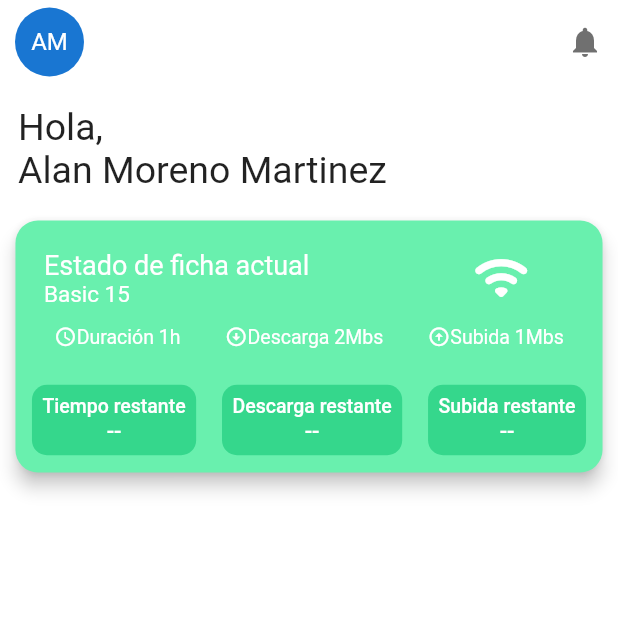
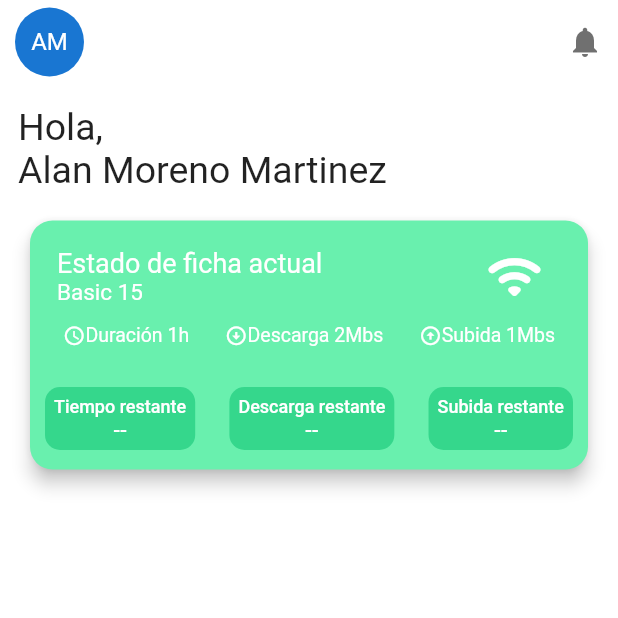
Before and after one commit to blazarnet/zombiapp, a Flutter app: the HomePage screen opened directly, on a phone screen of 412 x 824 dp, the top half of it. Run offline on Flutter 3.47's test engine with Material 2 defaults, Android fonts, the phone set to English and light mode, and no system bars.

Commit message:
Cambios en el widget Card, correciones en los paddings y tamaños, redireccionamiento a la vista StatusTab

```diff
--- a/lib/widgets/card_status_on.dart
+++ b/lib/widgets/card_status_on.dart
@@ -1,4 +1,5 @@
 import 'package:flutter/material.dart';
+import 'package:zombifi_app/src/pages/status_tab.dart';
 
 class CardStatusOnWidget extends StatefulWidget {
   @override
@@ -9,16 +10,23 @@ class _CardStatusOnWidgetState extends State<CardStatusOnWidget> {
   @override
   Widget build(BuildContext context) {
     final size = MediaQuery.of(context).size;
-    return Card(
+    return FlatButton(
+      onPressed: () {
+        final route = MaterialPageRoute(builder: (context) {
+          return StatusTab();
+        });
+        Navigator.push(context, route);
+      },
+      child: Card(
         elevation: 5,
         shape: RoundedRectangleBorder(borderRadius: BorderRadius.circular(15)),
         color: Colors.greenAccent,
         child: Column(
           children: <Widget>[
             Container(
-            width: size.width * .95,
+              width: size.width * 1,
               child: Padding(
-              padding: EdgeInsets.all(11),
+                padding: EdgeInsets.all(10),
                 child: Column(
                   children: <Widget>[
                     Row(
@@ -30,8 +38,8 @@ class _CardStatusOnWidgetState extends State<CardStatusOnWidget> {
                             children: <Widget>[
                               Text(
                                 "Estado de ficha actual",
-                              style:
-                                  TextStyle(color: Colors.white, fontSize: 18),
+                                style: TextStyle(
+                                    color: Colors.white, fontSize: 18),
                               ),
                               Text("Basic 15",
                                   style: TextStyle(
@@ -132,7 +140,7 @@ class _CardStatusOnWidgetState extends State<CardStatusOnWidget> {
                           children: <Widget>[
                             FlatButton(
                                 onPressed: () {},
-                              padding: EdgeInsets.all(7),
+                                padding: EdgeInsets.all(6),
                                 shape: RoundedRectangleBorder(
                                     borderRadius: BorderRadius.circular(10)),
                                 color: Color.fromRGBO(0, 190, 107, 0.5),
@@ -140,10 +148,10 @@ class _CardStatusOnWidgetState extends State<CardStatusOnWidget> {
                                   children: <Widget>[
                                     Text('Tiempo restante',
                                         style: TextStyle(
-                                          color: Colors.white, fontSize: 13)),
+                                            color: Colors.white, fontSize: 12)),
                                     Text('--',
                                         style: TextStyle(
-                                          color: Colors.white, fontSize: 15)),
+                                            color: Colors.white, fontSize: 14)),
                                   ],
                                 )),
                           ],
@@ -152,7 +160,7 @@ class _CardStatusOnWidgetState extends State<CardStatusOnWidget> {
                           children: <Widget>[
                             FlatButton(
                               onPressed: () {},
-                            padding: EdgeInsets.all(7),
+                              padding: EdgeInsets.all(6),
                               shape: RoundedRectangleBorder(
                                   borderRadius: BorderRadius.circular(10)),
                               color: Color.fromRGBO(0, 190, 107, 0.5),
@@ -160,11 +168,11 @@ class _CardStatusOnWidgetState extends State<CardStatusOnWidget> {
                                 children: <Widget>[
                                   Text('Descarga restante',
                                       style: TextStyle(
-                                        color: Colors.white, fontSize: 13)),
+                                          color: Colors.white, fontSize: 12)),
                                   Text(
                                     '--',
                                     style: TextStyle(
-                                      color: Colors.white, fontSize: 15),
+                                        color: Colors.white, fontSize: 14),
                                   ),
                                 ],
                               ),
@@ -175,7 +183,7 @@ class _CardStatusOnWidgetState extends State<CardStatusOnWidget> {
                           children: <Widget>[
                             FlatButton(
                                 onPressed: () {},
-                              padding: EdgeInsets.all(7),
+                                padding: EdgeInsets.all(6),
                                 shape: RoundedRectangleBorder(
                                     borderRadius: BorderRadius.circular(10)),
                                 color: Color.fromRGBO(0, 190, 107, 0.5),
@@ -183,11 +191,11 @@ class _CardStatusOnWidgetState extends State<CardStatusOnWidget> {
                                   children: <Widget>[
                                     Text('Subida restante',
                                         style: TextStyle(
-                                          color: Colors.white, fontSize: 13)),
+                                            color: Colors.white, fontSize: 12)),
                                     Text(
                                       '--',
                                       style: TextStyle(
-                                        color: Colors.white, fontSize: 15),
+                                          color: Colors.white, fontSize: 14),
                                     )
                                   ],
                                 )),
@@ -201,6 +209,7 @@ class _CardStatusOnWidgetState extends State<CardStatusOnWidget> {
             ),
           ],
         ),
+      ),
     );
   }
 }
```
Lines whose indentation alone changed are shown as unchanged.
